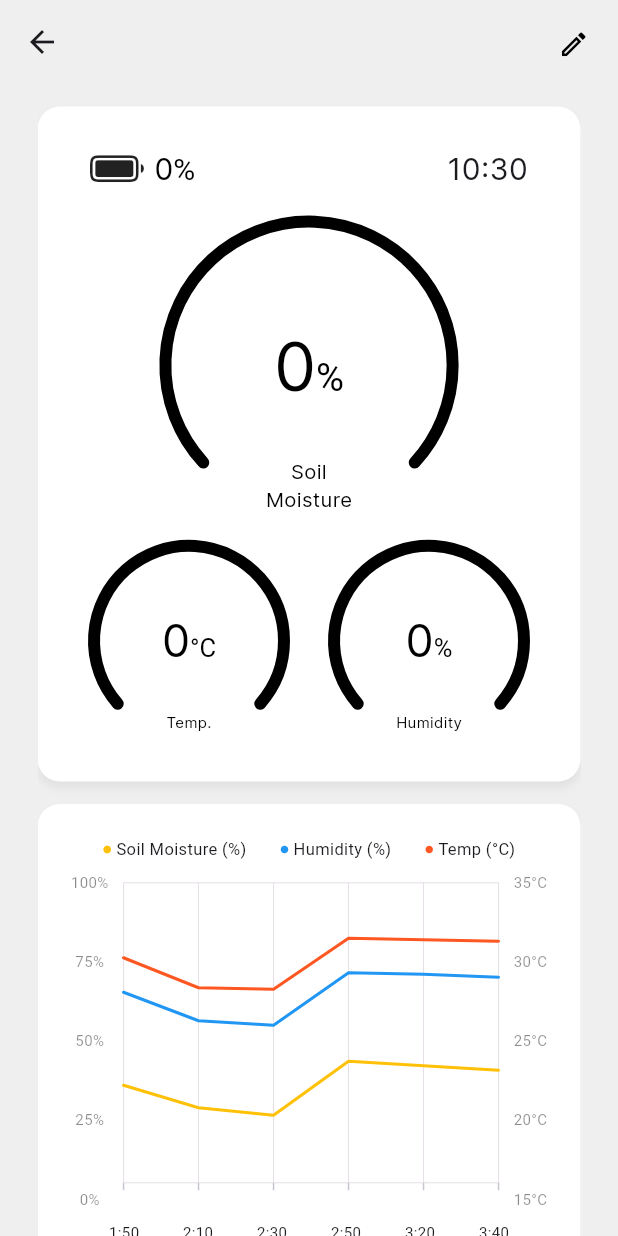
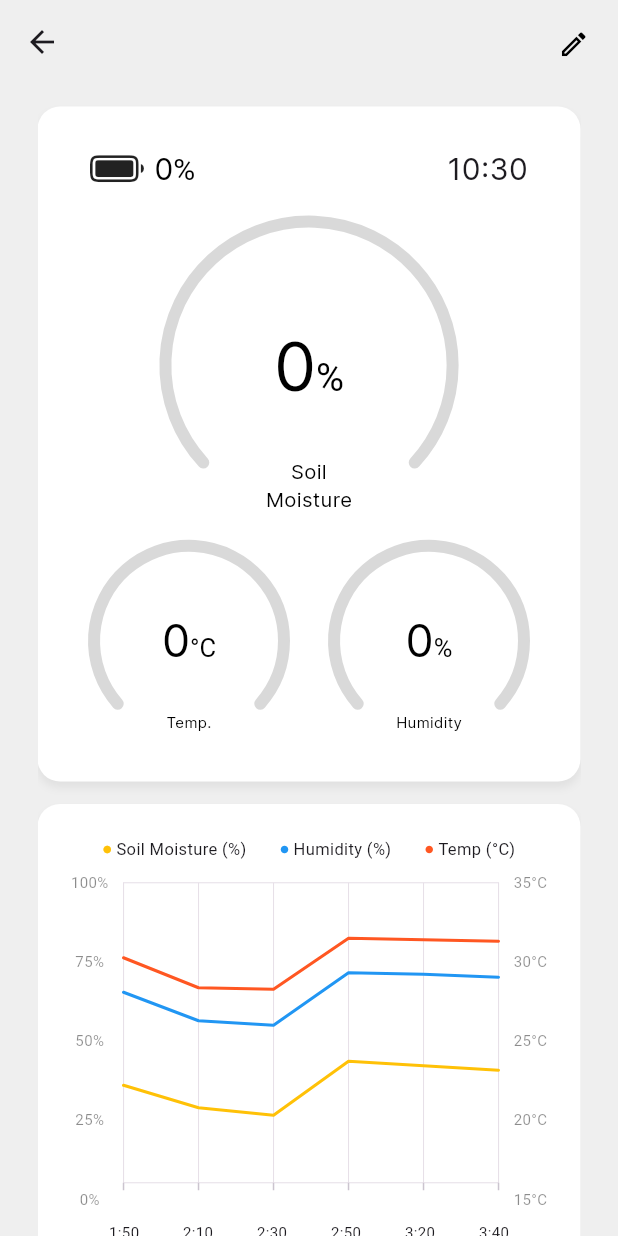
Before and after one commit to smmic-capstone/smmic-app, a Flutter app: the SensorNodePage screen opened directly with empty values, on a phone screen of 412 x 824 dp. Run offline on Flutter 3.47's test engine with Material 3 defaults, Android fonts, the phone set to English and light mode, and no system bars; drawn by our look-alikes of syncfusion_flutter_gauges; our stand-ins replace email_validator, get_it, shared_preferences, syncfusion_flutter_charts, weather; missing offline and left inert: ansicolor, jwt_decode; accounts and stored records are empty; statements that could not run were skipped.

Commit message:
colors
- updated some component colors

```diff
--- a/lib/components/devices/sensor_node_subpage/sensor_node_card_expanded.dart
+++ b/lib/components/devices/sensor_node_subpage/sensor_node_card_expanded.dart
@@ -16,7 +16,7 @@ class SensorNodeCardExpanded extends StatefulWidget {
 }
 
 class _SensorNodeCardExpandedState extends State<SensorNodeCardExpanded> {
-  DateTimeFormatting _dateTimeFormatting = DateTimeFormatting();
+  final DateTimeFormatting _dateTimeFormatting = DateTimeFormatting();
 
   @override
   Widget build(BuildContext context) {
--- a/lib/constants/api.dart
+++ b/lib/constants/api.dart
@@ -1,7 +1,7 @@
 /// Defines API constants (routes, configs if any)
 class ApiRoutes {
   //10.0.2.2
-  final String _baseURL = 'http://localhost:8000/api';
+  final String _baseURL = 'http://10.0.2.2:8000/api';
   final String _loginURL = '/auth/jwt/create/';
   final String _logoutURL = '/blacklist';
   final String _registerURL = '/djoser/users/';
--- a/lib/services/auth_services.dart
+++ b/lib/services/auth_services.dart
@@ -3,6 +3,7 @@ import 'package:smmic/providers/auth_provider.dart';
 import 'package:smmic/utils/api.dart';
 import 'package:smmic/utils/auth_utils.dart';
 import 'package:smmic/utils/global_navigator.dart';
+import 'package:smmic/utils/logs.dart';
 import 'package:smmic/utils/shared_prefs.dart';
 
 ///Authentication services, contains all major authentication functions (`login`, `logout`, `create account`, `delete account`, `update account`)
@@ -14,11 +15,13 @@ class AuthService {
   final SharedPrefsUtils _sharedPrefsUtils = SharedPrefsUtils();
   final AuthUtils _authUtils = AuthUtils();
   final GlobalNavigator _globalNavigator = locator<GlobalNavigator>();
+  final Logs _logs = Logs(tag: 'AuthServices');
 
   // providers
   final AuthProvider _authProvider = AuthProvider();
 
   Future<void> login({required String email, required String password}) async {
+    _logs.info(message: 'Log in process started');
     final data = await _apiRequest.post(route: _apiRoutes.login, body: {
       'email': email,
       'password': password
@@ -29,6 +32,8 @@ class AuthService {
 
       }
       //TODO: HANDLE ERROR SCENARIO
+      _logs.warning(message: 'Data caught error key!');
+      _logs.warning(message: data.toString());
       _globalNavigator
           .forceLoginDialog(); // replace with a more specific dialog
     }
--- a/lib/subcomponents/devices/digital_display.dart
+++ b/lib/subcomponents/devices/digital_display.dart
@@ -23,8 +23,8 @@ class _DigitalDisplayState extends State<DigitalDisplay> {
             borderRadius: BorderRadius.all(Radius.circular(8)),
             border: Border.all(
                 color: context.watch<UiProvider>().isDark
-                    ? Colors.white
-                    : Colors.black)),
+                    ? Colors.white.withOpacity(0.15)
+                    : Colors.black.withOpacity(0.15))),
         height: 53,
         width: 73,
         child: Column(
--- a/lib/subcomponents/devices/gauge.dart
+++ b/lib/subcomponents/devices/gauge.dart
@@ -30,8 +30,8 @@ class _RadialGaugeState extends State<RadialGauge> {
         RadialAxis(
           axisLineStyle: AxisLineStyle(
             color: context.watch<UiProvider>().isDark
-                ? Colors.white
-                : Colors.black,
+                ? Colors.white.withOpacity(0.15)
+                : Colors.black.withOpacity(0.15),
             cornerStyle: CornerStyle.bothCurve,
             thickness: 8,
           ),
```
Also changed, not shown: lib/components/devices/cards/sensor_node_card.dart (+4 -4 lines), lib/utils/api.dart (+6 -7 lines).
